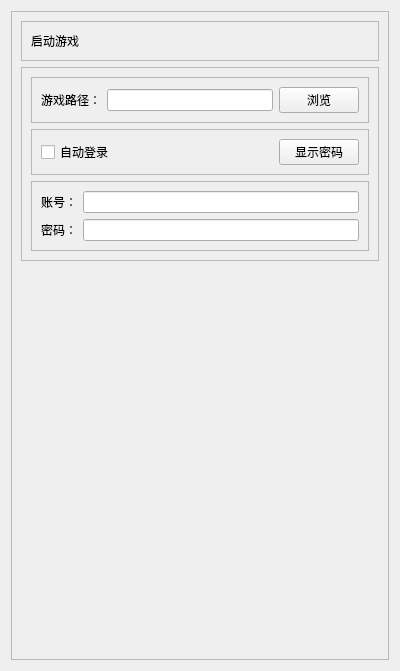
The window that res/ui/set_01.ui (Shasnow/StarRailAssistant) describes before a commit, drawn with Qt 5.
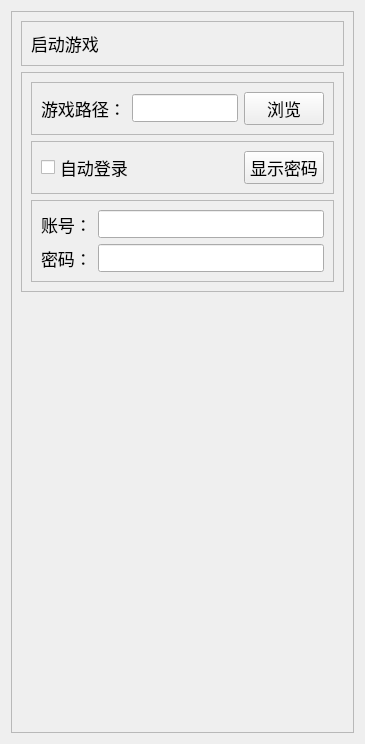
The same window after the commit.

Commit message: change font size

```diff
--- a/res/ui/set_01.ui
+++ b/res/ui/set_01.ui
@@ -6,10 +6,15 @@
    <rect>
     <x>0</x>
     <y>0</y>
-    <width>400</width>
-    <height>671</height>
+    <width>365</width>
+    <height>744</height>
    </rect>
   </property>
+  <property name="font">
+   <font>
+    <pointsize>13</pointsize>
+   </font>
+  </property>
   <property name="windowTitle">
    <string>Form</string>
   </property>
```
The commit also changes 10 other files.
